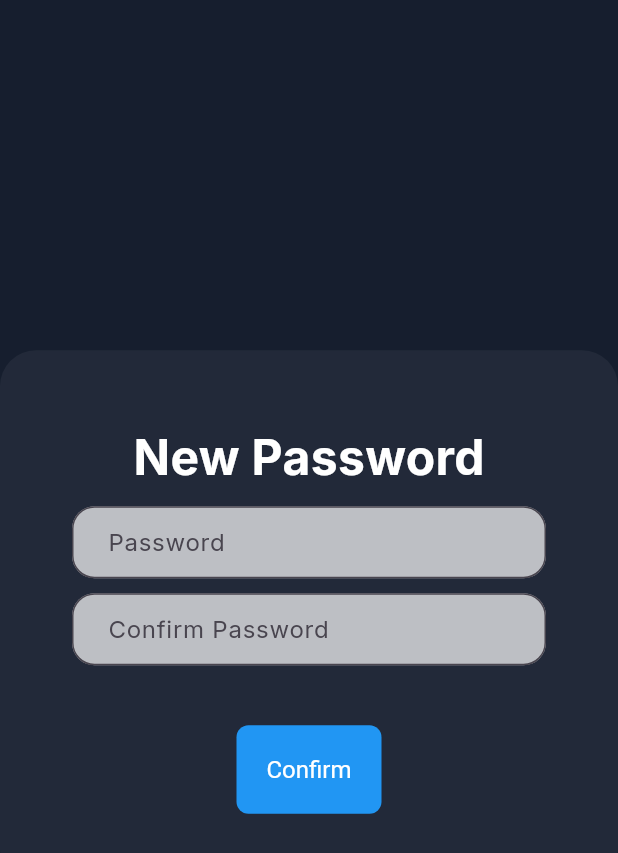
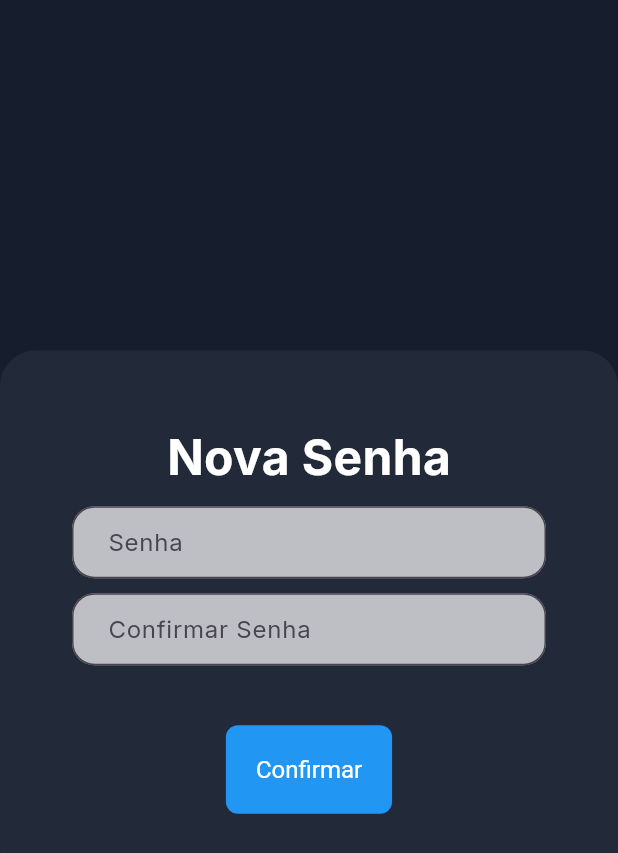
Before and after one commit to EduFapro/novo_cogni, a Flutter app: the NewPasswordScreen screen opened by its route, on a phone screen of 412 x 824 dp. Shown: the top 853 px of the screen. Run offline on Flutter 3.47's test engine with Material 3 defaults, Android fonts, the phone set to English and light mode, and no system bars; our stand-ins replace audioplayers, equatable, flutter_dotenv, get, google_fonts, percent_indicator and 1 more; missing offline and left inert: encrypt, record, window_manager; accounts and stored records are empty; statements that could not run were skipped.

Commit message:
Algumas traduções

```diff
--- a/lib/modules/new_password/new_password_screen.dart
+++ b/lib/modules/new_password/new_password_screen.dart
@@ -35,10 +35,10 @@ class NewPasswordScreen extends GetView<NewPasswordController>
                       mainAxisAlignment: MainAxisAlignment.start,
                       crossAxisAlignment: CrossAxisAlignment.center,
                       children: [
-                        FormTitle(title: 'New Password'),
+                        FormTitle(title: 'Nova Senha'),
                         const SizedBox(height: 10.0),
                         EdInputText(
-                          placeholder: "Password",
+                          placeholder: "Senha",
                           obscureText: true,
                           validator: (value) {
                             return validatePassword(value);
@@ -47,7 +47,7 @@ class NewPasswordScreen extends GetView<NewPasswordController>
                         ),
                         const SizedBox(height: 10.0),
                         EdInputText(
-                          placeholder: "Confirm Password",
+                          placeholder: "Confirmar Senha",
                           obscureText: true,
                           validator: (value) {
                             return validateSecondPassword(value, firstPassword);
@@ -74,7 +74,7 @@ class NewPasswordScreen extends GetView<NewPasswordController>
                               borderRadius: BorderRadius.circular(8),
                             ),
                           ),
-                          child: const Text("Confirm"),
+                          child: const Text("Confirmar"),
                         ),
                       ],
                     )
```
Also changed, not shown: lib/modules/participant_registration/widgets/participant_form.dart (+4 -4 lines), lib/modules/task_screen/countdown_timer.dart (+11 -8 lines), lib/modules/task_screen/task_screen.dart (+8 -6 lines).
